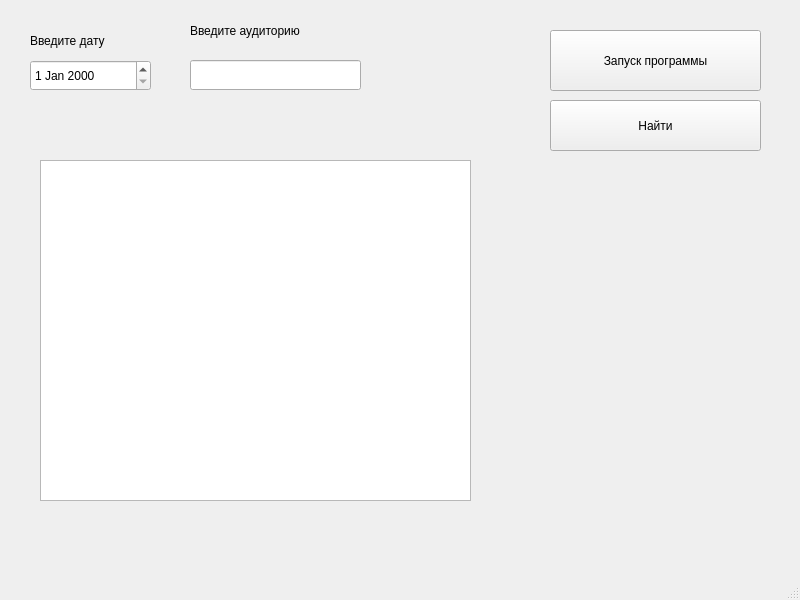
The window that mainwindow.ui (tlitvinava/UniSpace-Tracker) describes before a commit, drawn with Qt 5.
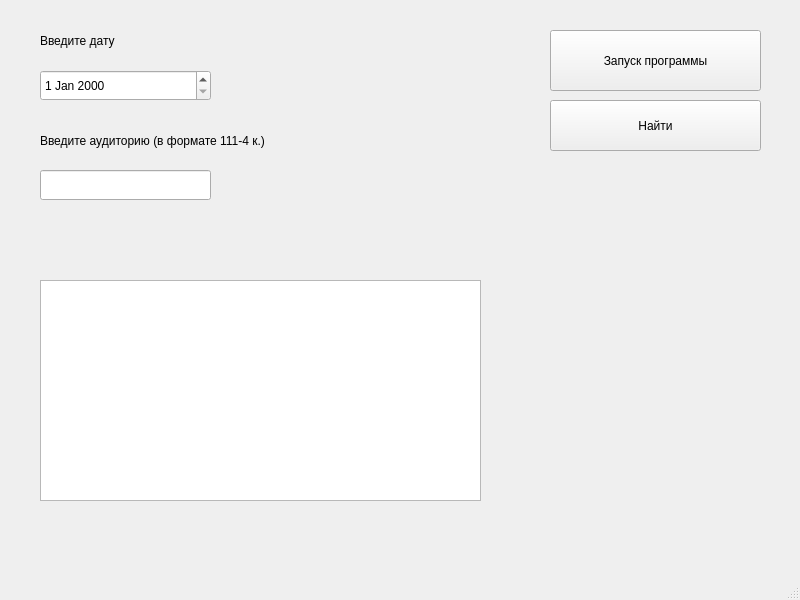
The same window after the commit.

Patch:
```diff
--- a/mainwindow.ui
+++ b/mainwindow.ui
@@ -30,7 +30,7 @@
    <widget class="QLabel" name="label">
     <property name="geometry">
      <rect>
-      <x>30</x>
+      <x>40</x>
       <y>20</y>
       <width>131</width>
       <height>41</height>
@@ -43,9 +43,9 @@
    <widget class="QDateEdit" name="dateEdit">
     <property name="geometry">
      <rect>
-      <x>30</x>
-      <y>60</y>
-      <width>121</width>
+      <x>40</x>
+      <y>70</y>
+      <width>171</width>
       <height>31</height>
      </rect>
     </property>
@@ -53,14 +53,14 @@
    <widget class="QLabel" name="label_3">
     <property name="geometry">
      <rect>
-      <x>190</x>
-      <y>10</y>
-      <width>191</width>
+      <x>40</x>
+      <y>120</y>
+      <width>371</width>
       <height>41</height>
      </rect>
     </property>
     <property name="text">
-     <string>Введите аудиторию</string>
+     <string>Введите аудиторию (в формате 111-4 к.)</string>
     </property>
    </widget>
    <widget class="QPushButton" name="findButton">
@@ -79,8 +79,8 @@
    <widget class="QLineEdit" name="lineEdit">
     <property name="geometry">
      <rect>
-      <x>190</x>
-      <y>60</y>
+      <x>40</x>
+      <y>170</y>
       <width>171</width>
       <height>30</height>
      </rect>
@@ -90,9 +90,9 @@
     <property name="geometry">
      <rect>
       <x>40</x>
-      <y>160</y>
-      <width>431</width>
-      <height>341</height>
+      <y>280</y>
+      <width>441</width>
+      <height>221</height>
      </rect>
     </property>
    </widget>
```
